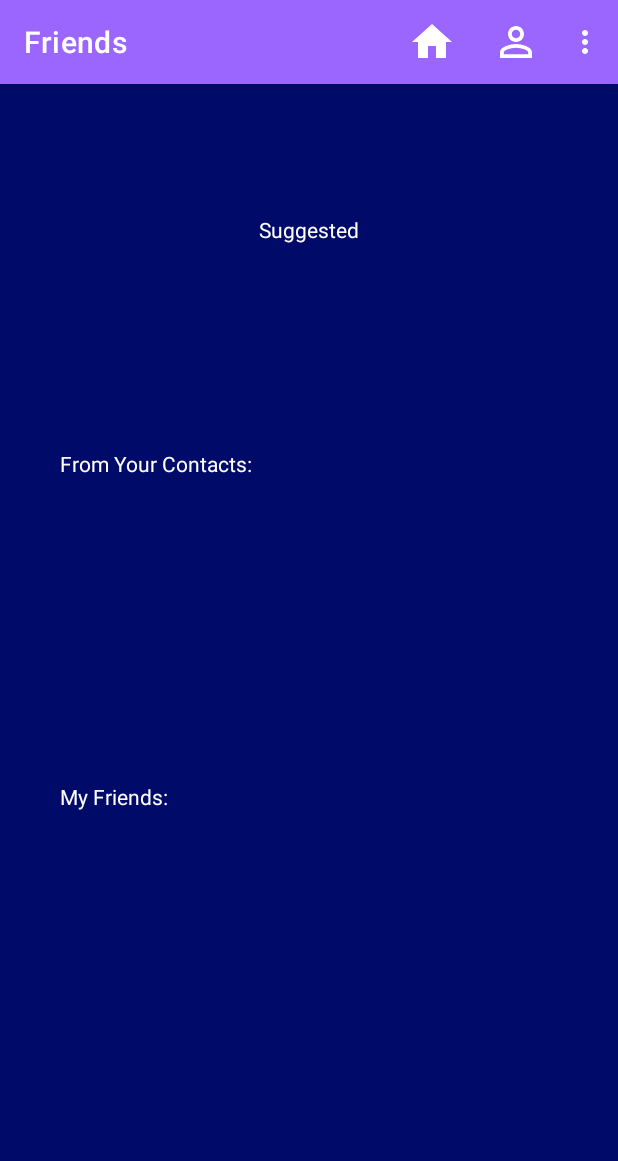
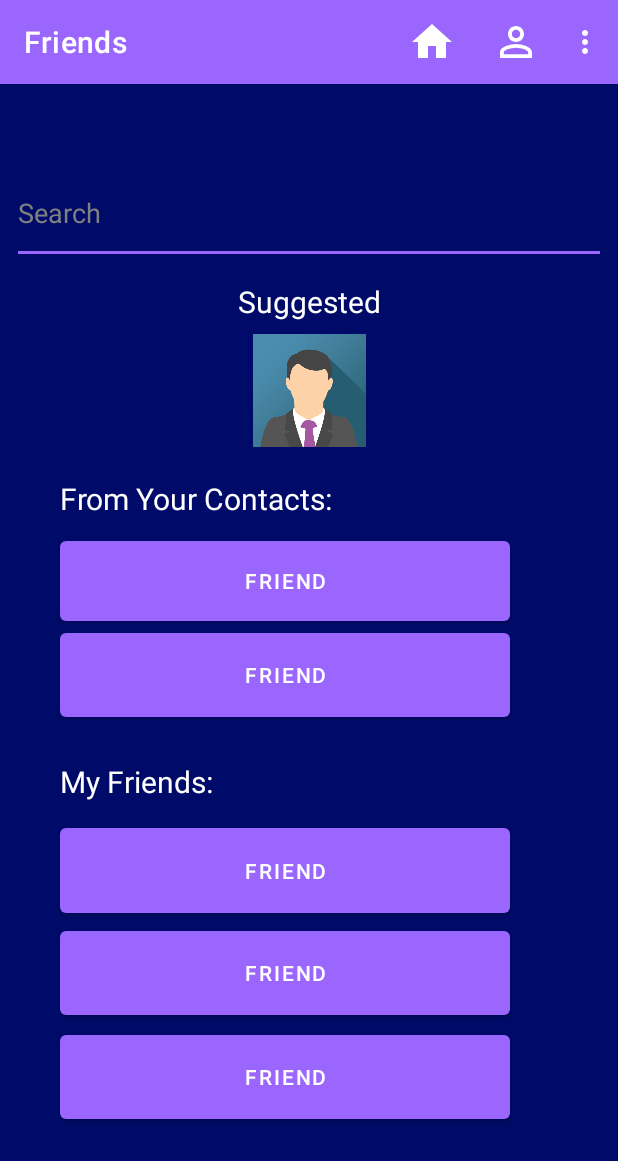
Before and after one commit to portryan/Truth-or-Err-Capstone, an Android app: the Friends screen opened directly, with no data from a screen before it, on a phone screen of 412 x 824 dp. Shown: the top 1161 px of the screen. Run offline under Robolectric (Android 15) with nearby library versions, the phone set to English and light mode, and no system bars.

Commit message:
Fix Friends Page Buttons

```diff
--- a/app/src/main/res/layout/activity_friends.xml
+++ b/app/src/main/res/layout/activity_friends.xml
@@ -6,30 +6,49 @@
     android:layout_height="match_parent"
     tools:context=".ui.Friends">
 
-    <TextView
-        android:id="@+id/suggested"
-        android:layout_width="wrap_content"
-        android:layout_height="wrap_content"
-        android:layout_marginTop="87dp"
-        android:layout_marginBottom="167dp"
-        android:text="Suggested"
-        android:textColor="@color/white"
-        app:layout_constraintBottom_toTopOf="@+id/button"
+    <EditText
+        android:id="@+id/searchText"
+        style="@style/Widget.AppCompat.AutoCompleteTextView"
+        android:layout_width="0dp"
+        android:layout_height="0dp"
+        android:layout_marginStart="8dp"
+        android:layout_marginTop="52dp"
+        android:layout_marginEnd="8dp"
+        android:layout_marginBottom="11dp"
+        android:ems="10"
+        android:hint="Search"
+        android:inputType="textPersonName"
+        android:textColor="#FFFFFF"
+        android:textColorHint="@color/gray"
+        app:layout_constraintBottom_toTopOf="@+id/suggested"
         app:layout_constraintEnd_toEndOf="parent"
         app:layout_constraintStart_toStartOf="parent"
         app:layout_constraintTop_toTopOf="parent" />
 
     <TextView
+        android:id="@+id/suggested"
+        android:layout_width="wrap_content"
+        android:layout_height="wrap_content"
+        android:layout_marginBottom="104dp"
+        android:text="Suggested"
+        android:textColor="@color/white"
+        android:textSize="20dp"
+        app:layout_constraintBottom_toTopOf="@+id/contacts"
+        app:layout_constraintEnd_toEndOf="parent"
+        app:layout_constraintStart_toStartOf="parent"
+        app:layout_constraintTop_toBottomOf="@+id/searchText" />
+
+    <TextView
         android:id="@+id/contacts"
         android:layout_width="wrap_content"
         android:layout_height="wrap_content"
-        android:layout_marginTop="243dp"
-        android:layout_marginBottom="11dp"
+        android:layout_marginBottom="70dp"
         android:text="From Your Contacts:"
         android:textColor="@color/white"
-        app:layout_constraintBottom_toTopOf="@+id/button"
+        android:textSize="20sp"
+        app:layout_constraintBottom_toTopOf="@+id/button3"
         app:layout_constraintStart_toStartOf="@+id/button"
-        app:layout_constraintTop_toTopOf="parent" />
+        app:layout_constraintTop_toBottomOf="@+id/suggested" />
 
     <TextView
         android:id="@+id/friends"
@@ -38,24 +57,26 @@
         android:layout_marginBottom="11dp"
         android:text="My Friends:"
         android:textColor="@color/white"
+        android:textSize="20sp"
         app:layout_constraintBottom_toTopOf="@+id/button2"
         app:layout_constraintStart_toStartOf="@+id/button2"
         app:layout_constraintTop_toBottomOf="@+id/button3" />
 
     <Button
         android:id="@+id/button"
-        android:layout_width="0dp"
-        android:layout_height="0dp"
-        android:layout_marginBottom="392dp"
+        android:layout_width="300dp"
+        android:layout_height="65dp"
+        android:layout_marginTop="55dp"
+        android:layout_marginBottom="63dp"
         android:text="Friend"
-        app:layout_constraintBottom_toBottomOf="parent"
+        app:layout_constraintBottom_toBottomOf="@+id/button3"
         app:layout_constraintEnd_toEndOf="@+id/button3"
         app:layout_constraintStart_toStartOf="@+id/button3"
-        app:layout_constraintTop_toBottomOf="@+id/suggested" />
+        app:layout_constraintTop_toBottomOf="@+id/profilePicture" />
 
     <Button
         android:id="@+id/button2"
-        android:layout_width="0dp"
+        android:layout_width="300dp"
         android:layout_height="0dp"
         android:text="Friend"
         app:layout_constraintBottom_toTopOf="@+id/button4"
@@ -65,8 +86,9 @@
 
     <Button
         android:id="@+id/button4"
-        android:layout_width="0dp"
+        android:layout_width="300dp"
         android:layout_height="0dp"
+        android:layout_marginBottom="1dp"
         android:text="Friend"
         app:layout_constraintBottom_toTopOf="@+id/button5"
         app:layout_constraintEnd_toEndOf="@+id/button5"
@@ -75,10 +97,10 @@
 
     <Button
         android:id="@+id/button5"
-        android:layout_width="0dp"
+        android:layout_width="300dp"
         android:layout_height="0dp"
         android:layout_marginStart="40dp"
-        android:layout_marginBottom="75dp"
+        android:layout_marginBottom="72dp"
         android:text="Friend"
         app:layout_constraintBottom_toBottomOf="parent"
         app:layout_constraintStart_toStartOf="parent"
@@ -93,6 +115,17 @@
         app:layout_constraintBottom_toTopOf="@+id/friends"
         app:layout_constraintEnd_toEndOf="@+id/button2"
         app:layout_constraintStart_toStartOf="@+id/friends"
-        app:layout_constraintTop_toBottomOf="@+id/button" />
+        app:layout_constraintTop_toBottomOf="@+id/contacts" />
+
+    <ImageView
+        android:id="@+id/profilePicture"
+        android:layout_width="75dp"
+        android:layout_height="75dp"
+        android:layout_marginTop="8dp"
+        android:src="@drawable/img_avatar"
+        android:visibility="visible"
+        app:layout_constraintEnd_toEndOf="parent"
+        app:layout_constraintStart_toStartOf="parent"
+        app:layout_constraintTop_toBottomOf="@+id/suggested" />
 
 </androidx.constraintlayout.widget.ConstraintLayout>
```
